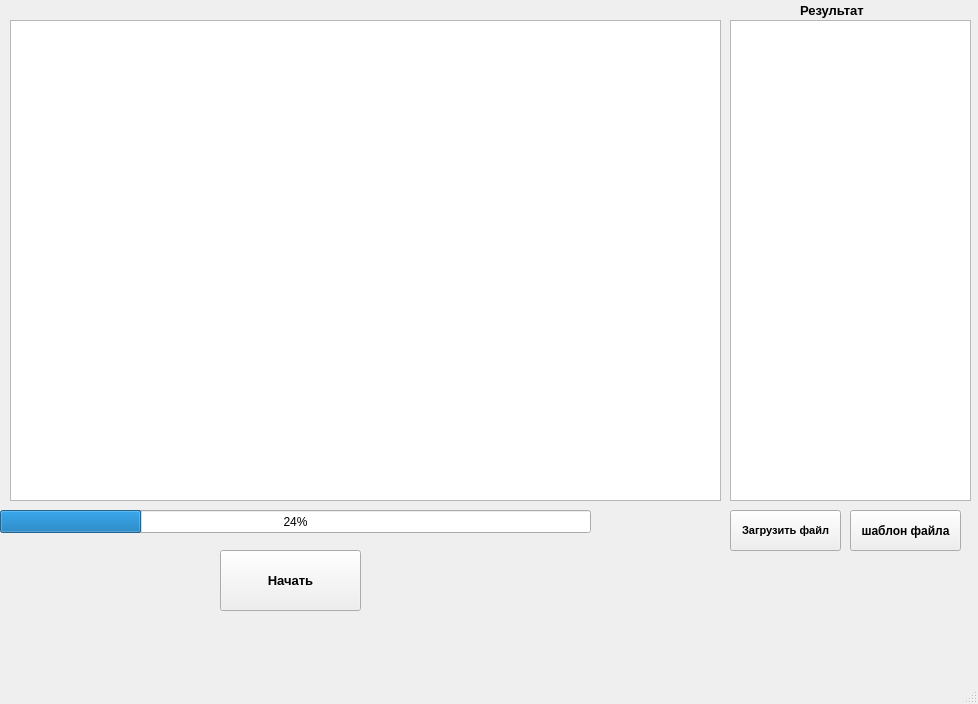
Above: GUI/simple.ui from Greck-18/simplex-method before the change. Below: the same form after it.
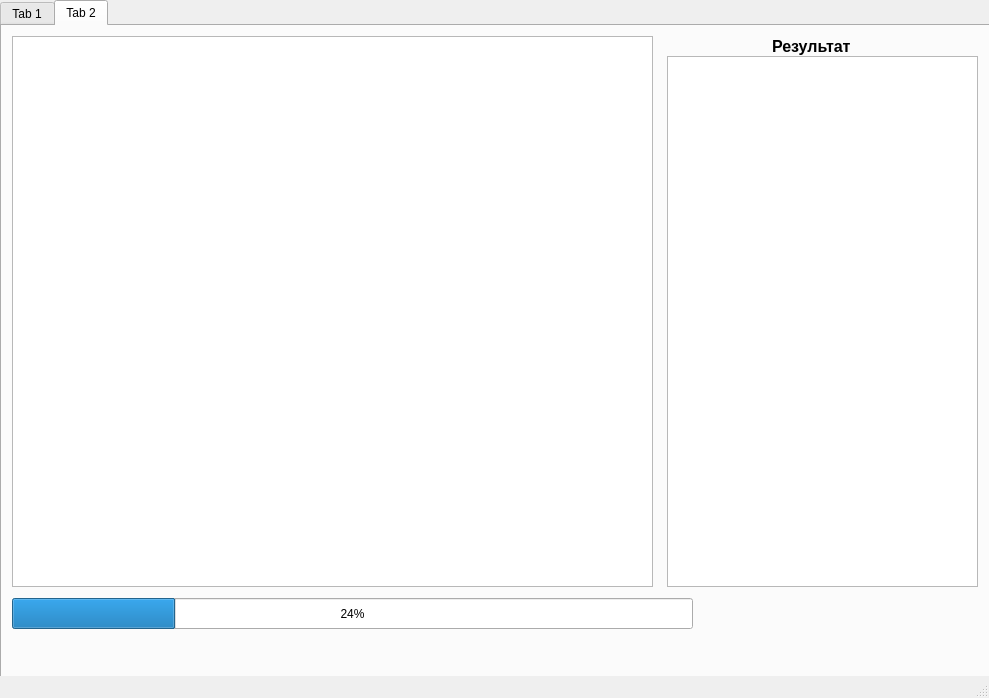
That is the form after the change. The open tabs and pages were chosen to show the change.

The edit to the form file:
```diff
--- a/GUI/simple.ui
+++ b/GUI/simple.ui
@@ -6,18 +6,47 @@
    <rect>
     <x>0</x>
     <y>0</y>
-    <width>978</width>
-    <height>704</height>
+    <width>989</width>
+    <height>698</height>
    </rect>
   </property>
   <property name="windowTitle">
    <string>Программа решения транспортной задачи</string>
   </property>
   <widget class="QWidget" name="centralwidget">
+   <widget class="QTabWidget" name="tabWidget">
+    <property name="geometry">
+     <rect>
+      <x>0</x>
+      <y>0</y>
+      <width>1001</width>
+      <height>681</height>
+     </rect>
+    </property>
+    <property name="currentIndex">
+     <number>0</number>
+    </property>
+    <widget class="QWidget" name="tab">
+     <attribute name="title">
+      <string>Tab 1</string>
+     </attribute>
+     <widget class="QProgressBar" name="progressBar">
+      <property name="geometry">
+       <rect>
+        <x>0</x>
+        <y>540</y>
+        <width>591</width>
+        <height>23</height>
+       </rect>
+      </property>
+      <property name="value">
+       <number>24</number>
+      </property>
+     </widget>
    <widget class="QPushButton" name="btnStart">
     <property name="geometry">
      <rect>
-      <x>220</x>
+        <x>600</x>
       <y>550</y>
       <width>141</width>
       <height>61</height>
@@ -34,47 +63,11 @@
      <string>Начать</string>
     </property>
    </widget>
-   <widget class="QProgressBar" name="progressBar">
-    <property name="geometry">
-     <rect>
-      <x>0</x>
-      <y>510</y>
-      <width>591</width>
-      <height>23</height>
-     </rect>
-    </property>
-    <property name="value">
-     <number>24</number>
-    </property>
-   </widget>
-   <widget class="QLabel" name="label">
-    <property name="geometry">
-     <rect>
-      <x>800</x>
-      <y>0</y>
-      <width>191</width>
-      <height>20</height>
-     </rect>
-    </property>
-    <property name="font">
-     <font>
-      <pointsize>10</pointsize>
-      <weight>75</weight>
-      <bold>true</bold>
-     </font>
-    </property>
-    <property name="layoutDirection">
-     <enum>Qt::LeftToRight</enum>
-    </property>
-    <property name="text">
-     <string>Результат</string>
-    </property>
-   </widget>
    <widget class="QPushButton" name="btnBrowse">
     <property name="geometry">
      <rect>
-      <x>730</x>
-      <y>510</y>
+        <x>820</x>
+        <y>570</y>
       <width>111</width>
       <height>41</height>
      </rect>
@@ -96,8 +89,8 @@
    <widget class="QPushButton" name="btnTamplate">
     <property name="geometry">
      <rect>
-      <x>850</x>
-      <y>510</y>
+        <x>820</x>
+        <y>520</y>
       <width>111</width>
       <height>41</height>
      </rect>
@@ -112,25 +105,115 @@
      <string>шаблон файла</string>
     </property>
    </widget>
+     <widget class="QLabel" name="label">
+      <property name="geometry">
+       <rect>
+        <x>790</x>
+        <y>0</y>
+        <width>191</width>
+        <height>20</height>
+       </rect>
+      </property>
+      <property name="font">
+       <font>
+        <pointsize>10</pointsize>
+        <weight>75</weight>
+        <bold>true</bold>
+       </font>
+      </property>
+      <property name="layoutDirection">
+       <enum>Qt::LeftToRight</enum>
+      </property>
+      <property name="text">
+       <string>Результат</string>
+      </property>
+     </widget>
    <widget class="QTextBrowser" name="textBrowser">
     <property name="geometry">
      <rect>
-      <x>10</x>
+        <x>700</x>
       <y>20</y>
-      <width>711</width>
-      <height>481</height>
+        <width>271</width>
+        <height>491</height>
      </rect>
     </property>
    </widget>
    <widget class="QTextBrowser" name="textBrowser_2">
     <property name="geometry">
      <rect>
-      <x>730</x>
-      <y>20</y>
-      <width>241</width>
-      <height>481</height>
-     </rect>
-    </property>
+        <x>0</x>
+        <y>0</y>
+        <width>691</width>
+        <height>531</height>
+       </rect>
+      </property>
+     </widget>
+    </widget>
+    <widget class="QWidget" name="tab_2">
+     <attribute name="title">
+      <string>Tab 2</string>
+     </attribute>
+     <widget class="QTextBrowser" name="textBrowser_3">
+      <property name="geometry">
+       <rect>
+        <x>10</x>
+        <y>10</y>
+        <width>641</width>
+        <height>551</height>
+       </rect>
+      </property>
+      <property name="html">
+       <string>&lt;!DOCTYPE HTML PUBLIC &quot;-//W3C//DTD HTML 4.0//EN&quot; &quot;http://www.w3.org/TR/REC-html40/strict.dtd&quot;&gt;
+&lt;html&gt;&lt;head&gt;&lt;meta name=&quot;qrichtext&quot; content=&quot;1&quot; /&gt;&lt;style type=&quot;text/css&quot;&gt;
+p, li { white-space: pre-wrap; }
+&lt;/style&gt;&lt;/head&gt;&lt;body style=&quot; font-family:'MS Shell Dlg 2'; font-size:7.8pt; font-weight:400; font-style:normal;&quot;&gt;
+&lt;p align=&quot;justify&quot; style=&quot;-qt-paragraph-type:empty; margin-top:0px; margin-bottom:0px; margin-left:0px; margin-right:0px; -qt-block-indent:0; text-indent:0px;&quot;&gt;&lt;br /&gt;&lt;/p&gt;&lt;/body&gt;&lt;/html&gt;</string>
+      </property>
+     </widget>
+     <widget class="QProgressBar" name="progressBar_2">
+      <property name="geometry">
+       <rect>
+        <x>10</x>
+        <y>572</y>
+        <width>681</width>
+        <height>31</height>
+       </rect>
+      </property>
+      <property name="value">
+       <number>24</number>
+      </property>
+     </widget>
+     <widget class="QTextBrowser" name="textBrowser_4">
+      <property name="geometry">
+       <rect>
+        <x>665</x>
+        <y>30</y>
+        <width>311</width>
+        <height>531</height>
+       </rect>
+      </property>
+     </widget>
+     <widget class="QLabel" name="label_2">
+      <property name="geometry">
+       <rect>
+        <x>770</x>
+        <y>10</y>
+        <width>121</width>
+        <height>20</height>
+       </rect>
+      </property>
+      <property name="font">
+       <font>
+        <pointsize>12</pointsize>
+        <weight>75</weight>
+        <bold>true</bold>
+       </font>
+      </property>
+      <property name="text">
+       <string>Результат</string>
+      </property>
+     </widget>
+    </widget>
    </widget>
   </widget>
   <widget class="QMenuBar" name="menubar">
```
Left out of the diff: 2 changed lines with no effect on the pictures. Lines whose indentation alone changed are shown as unchanged.
